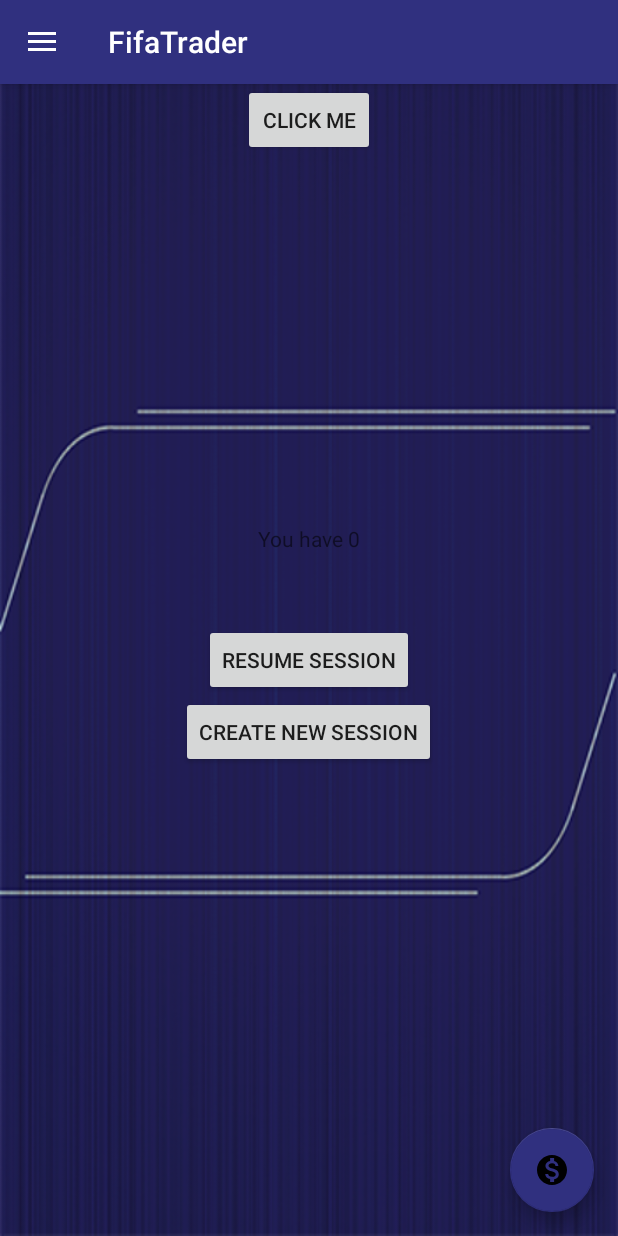
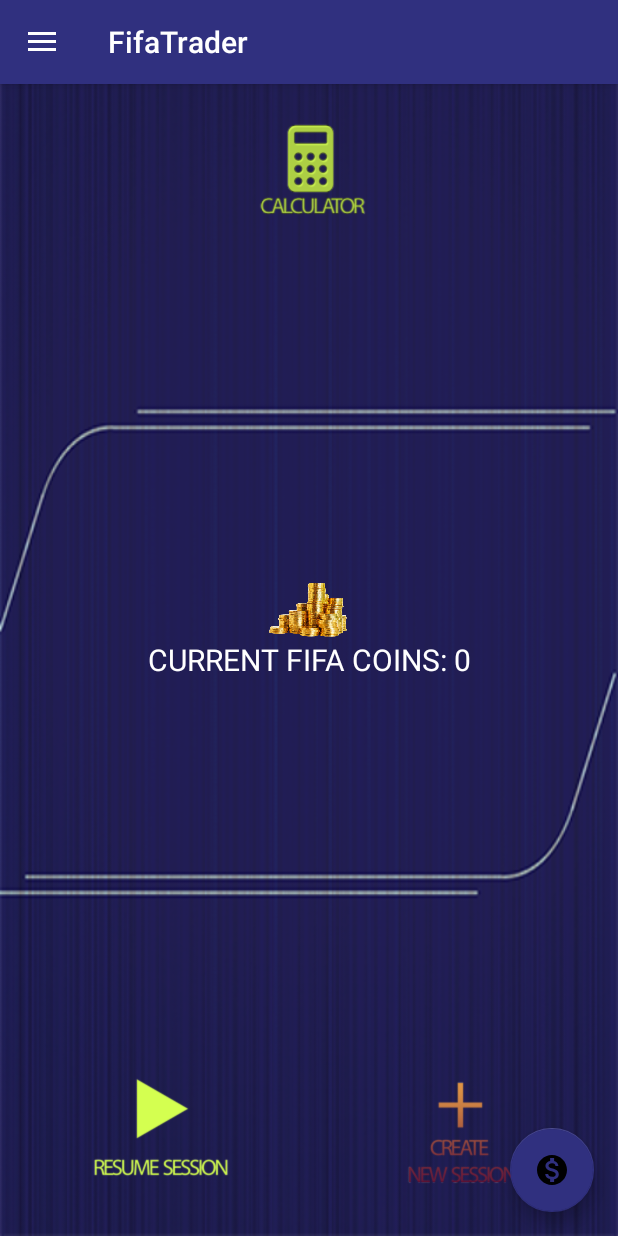
Before and after one commit to alexander126/FifaTrader, an Android app: the screen it shows after launch (MainActivity), on a phone screen of 412 x 824 dp. Run offline under Robolectric (Android 15) with nearby library versions, the phone set to English and light mode, and no system bars; our stand-ins replace AdMob.

Commit message:
buttons + coins

```diff
--- a/app/src/main/java/com/example/alex/fifatrader/MainActivity.java
+++ b/app/src/main/java/com/example/alex/fifatrader/MainActivity.java
@@ -22,6 +22,7 @@
 import android.view.MenuItem;
 import android.widget.Button;
 import android.widget.EditText;
+import android.widget.ImageButton;
 import android.widget.TextView;
 
 import com.google.android.gms.ads.AdListener;
@@ -48,9 +49,9 @@
         mInterstitialAd.loadAd(new AdRequest.Builder().build());
         int theme = android.R.style.Theme_Holo_Light_Dialog;
         final EditText input = new EditText(this);
-        Button text1 = (Button) findViewById(R.id.newtrade);
-        Button bn1 = (Button) findViewById(R.id.next);
-        Button text2 = (Button) findViewById(R.id.trade);
+        ImageButton newSession = (ImageButton) findViewById(R.id.newtrade);
+        ImageButton resumeSession = (ImageButton) findViewById(R.id.next);
+        ImageButton calculator = (ImageButton) findViewById(R.id.trade);
         TextView txt1 = (TextView)findViewById(R.id.txt1);
         AdView mAdView = (AdView) findViewById(R.id.adView);
         AdRequest adRequest = new AdRequest.Builder()
@@ -80,14 +81,14 @@
             builder.show();
         }
 
-        bn1.setOnClickListener(new View.OnClickListener() {
+        calculator.setOnClickListener(new View.OnClickListener() {
             @Override
             public void onClick(View v) {
                 Intent calc_activity = new Intent(MainActivity.this, calculator.class);
                 MainActivity.this.startActivity(calc_activity);
             }
         });
-        text1.setOnClickListener(new View.OnClickListener(){
+        newSession.setOnClickListener(new View.OnClickListener(){
             @Override
             public void onClick(View v){
               final AlertDialog.Builder builder = new AlertDialog.Builder(MainActivity.this);
@@ -113,7 +114,7 @@
                 AlertDialog dialog = builder.create();
             }
         });
-        text2.setOnClickListener(new View.OnClickListener() {
+        resumeSession.setOnClickListener(new View.OnClickListener() {
             @Override
             public void onClick(View v) {
                 Intent intent = new Intent(MainActivity.this,tradeSession.class);
@@ -152,7 +153,7 @@
 
         //test for sharedprefs
         String yourmoney = prefs.getString("mymoney", "");
-        txt1.setText("You have " + prefs.getString("mymoney","0"));
+        txt1.setText("CURRENT FIFA COINS: " + prefs.getString("mymoney","0"));
 
         FloatingActionButton fab = (FloatingActionButton) findViewById(R.id.fab);
         fab.setOnClickListener(new View.OnClickListener() {
--- a/app/src/main/java/com/example/alex/fifatrader/tradeSession.java
+++ b/app/src/main/java/com/example/alex/fifatrader/tradeSession.java
@@ -36,8 +36,8 @@
         final SharedPreferences prefs = getSharedPreferences("name", MODE_PRIVATE);
         TextView tax = (TextView) findViewById(R.id.tax);
         TextView profit = (TextView) findViewById(R.id.profit);
-        Button activity = (Button) findViewById(R.id.activity);
-        Button endSession = (Button) findViewById(R.id.endSession);
+        ImageButton activity = (ImageButton) findViewById(R.id.activity);
+        ImageButton endSession = (ImageButton) findViewById(R.id.endSession);
 
 
        tax.setText("Your session tax is: " + prefs.getString("finalTax","0"));
--- a/app/src/main/res/layout/activity_trade_session.xml
+++ b/app/src/main/res/layout/activity_trade_session.xml
@@ -25,20 +25,30 @@
         android:text="@string/tax"
         android:textColor="#ffffff"
         android:layout_below="@+id/profit"/>
-    <Button
-        android:text="Start session"
+    <ImageButton
         android:id="@+id/activity"
         android:layout_width="wrap_content"
         android:layout_height="wrap_content"
         android:layout_alignParentBottom="true"
-        android:layout_alignParentStart="true"/>
-    <Button
+        android:layout_alignParentStart="true"
+        android:src="@drawable/newentry"
+        android:scaleType="fitCenter"
+        android:maxHeight="100dp"
+        android:maxWidth="100dp"
+        android:adjustViewBounds="true"
+        android:background="@null"/>
+    <ImageButton
         android:id="@+id/endSession"
-        android:text="End session"
         android:layout_width="wrap_content"
         android:layout_height="wrap_content"
         android:layout_alignParentBottom="true"
-        android:layout_alignParentEnd="true"/>
+        android:layout_alignParentEnd="true"
+        android:src="@drawable/endsession"
+        android:scaleType="fitCenter"
+        android:maxHeight="100dp"
+        android:maxWidth="100dp"
+        android:adjustViewBounds="true"
+        android:background="@null"/>
     </RelativeLayout>
 
 </RelativeLayout>
--- a/app/src/main/res/layout/content_main.xml
+++ b/app/src/main/res/layout/content_main.xml
@@ -10,38 +10,75 @@
 
     <TextView
         android:id="@+id/txt1"
-        android:layout_width="match_parent"
-        android:layout_height="100px"
-        android:layout_above="@+id/trade"
-        android:textAlignment="center"/>
-    <Button
-        android:id="@+id/trade"
-        android:layout_centerHorizontal="true"
-        android:layout_centerVertical="true"
         android:layout_width="wrap_content"
         android:layout_height="wrap_content"
-        android:text="Resume Session"/>
-    <Button
-        android:id="@+id/newtrade"
+        android:layout_centerVertical="true"
         android:layout_centerHorizontal="true"
-        android:layout_centerVertical="true"
+        android:textAlignment="center"
+        android:textSize="20dp"
+        android:textColor="#FFFFFF"/>
+    <ImageView
+        android:id="@+id/coins"
         android:layout_width="wrap_content"
         android:layout_height="wrap_content"
-        android:layout_below="@+id/trade"
-        android:text="Create New Session"/>
-    <Button
-        android:id="@+id/next"
-        android:text="Click me"
+        android:layout_above="@id/txt1"
+        android:layout_centerHorizontal="true"
+        android:maxHeight="40dp"
+        android:maxWidth="80dp"
+        android:adjustViewBounds="true"
+        android:src="@drawable/fifacoins"/>
+    <TextView
+        android:id="@+id/center"
         android:layout_width="wrap_content"
         android:layout_height="wrap_content"
+        android:layout_above="@id/adView"
         android:layout_centerHorizontal="true"/>
+    <ImageButton
+        android:id="@+id/trade"
+        android:layout_toLeftOf="@+id/center"
+        android:layout_width="wrap_content"
+        android:layout_above="@id/adView"
+        android:layout_height="wrap_content"
+        android:src="@drawable/resumesession"
+        android:layout_marginBottom="25dp"
+        android:scaleType="fitCenter"
+        android:maxHeight="100dp"
+        android:layout_marginRight="50dp"
+        android:maxWidth="100dp"
+        android:adjustViewBounds="true"
+        android:background="@null"/>
+    <ImageButton
+        android:id="@+id/newtrade"
+        android:layout_toRightOf="@+id/center"
+        android:layout_above="@id/adView"
+        android:layout_marginBottom="25dp"
+        android:layout_marginLeft="50dp"
+        android:layout_width="wrap_content"
+        android:layout_height="wrap_content"
+        android:src="@drawable/newsession"
+        android:scaleType="fitCenter"
+        android:maxHeight="100dp"
+        android:maxWidth="100dp"
+        android:adjustViewBounds="true"
+        android:background="@null"/>
+    <ImageButton
+        android:id="@+id/next"
+        android:layout_width="wrap_content"
+        android:layout_height="wrap_content"
+        android:layout_centerHorizontal="true"
+        android:src="@drawable/calculator"
+        android:scaleType="fitCenter"
+        android:maxHeight="100dp"
+        android:maxWidth="100dp"
+        android:adjustViewBounds="true"
+        android:background="@null"
+        />
     <com.google.android.gms.ads.AdView
         xmlns:ads="http://schemas.android.com/apk/res-auto"
         android:id="@+id/adView"
-        android:layout_width="wrap_content"
+        android:layout_width="match_parent"
         android:layout_height="wrap_content"
         android:layout_alignParentBottom="true"
-        android:layout_marginEnd="5dp"
         ads:adSize="BANNER"
         ads:adUnitId="ca-app-pub-8629737007792498/3768555595">
     </com.google.android.gms.ads.AdView>
```
Also changed, not shown: app/src/main/res/drawable/calculator.png (added), app/src/main/res/drawable/endsession.png (added), app/src/main/res/drawable/newentry.png (added), app/src/main/res/drawable/newsession.png (added), app/src/main/res/drawable/resumesession.png (added).
